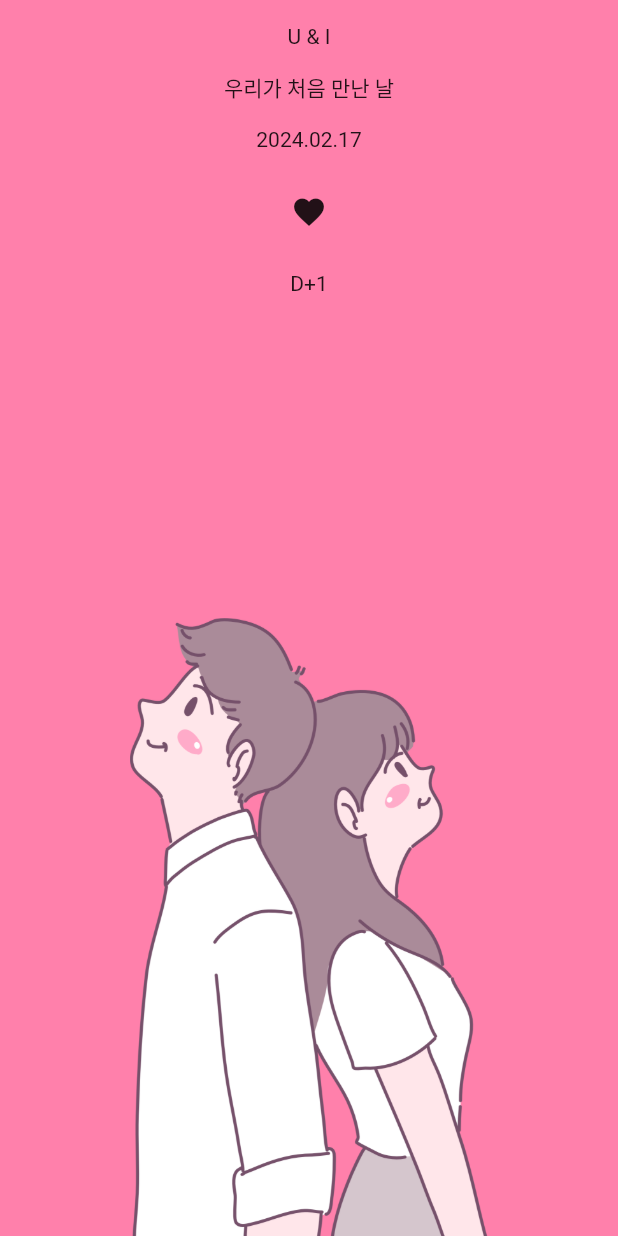
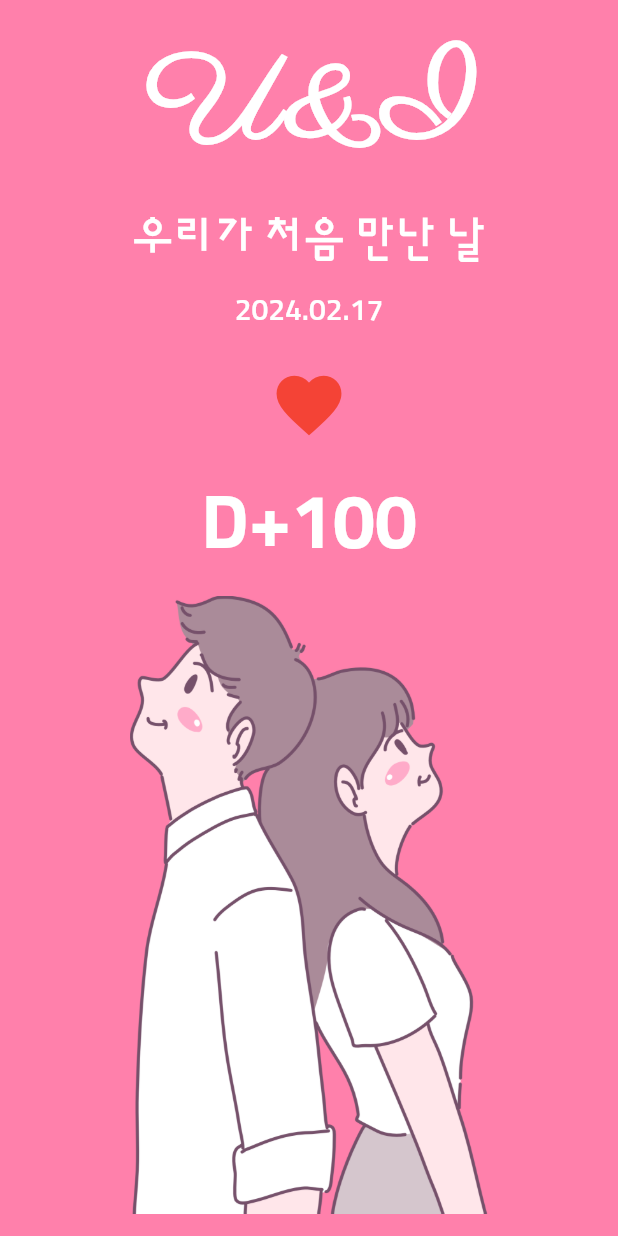
Before and after one commit to academy3746/when_we_meet, a Flutter app: the screen it shows after launch, on a phone screen of 412 x 824 dp. Run offline on Flutter 3.47's test engine with Material 3 defaults, Android fonts, the phone set to English and light mode, and no system bars.

Commit message:
UI draw...2

```diff
--- a/lib/main.dart
+++ b/lib/main.dart
@@ -1,4 +1,5 @@
 import 'package:flutter/material.dart';
+import 'package:when_we_meet/common/constants/sizes.dart';
 import 'package:when_we_meet/screens/home_screen/home_screen.dart';
 
 void main() async {
@@ -18,6 +19,28 @@ class LoverApp extends StatelessWidget {
         primaryColor: const Color(0xFFFF80AB),
         useMaterial3: false,
         visualDensity: VisualDensity.adaptivePlatformDensity,
+        fontFamily: 'sunflower',
+        textTheme: const TextTheme(
+          displayLarge: TextStyle(
+            color: Colors.white,
+            fontSize: Sizes.size80,
+            fontWeight: FontWeight.w700,
+            fontFamily: 'parisienne',
+          ),
+          displayMedium: TextStyle(
+            color: Colors.white,
+            fontSize: Sizes.size50,
+            fontWeight: FontWeight.w700,
+          ),
+          bodyLarge: TextStyle(
+            color: Colors.white,
+            fontSize: Sizes.size30,
+          ),
+          bodyMedium: TextStyle(
+            color: Colors.white,
+            fontSize: Sizes.size20,
+          ),
+        ),
       ),
       debugShowCheckedModeBanner: false,
       home: const HomeScreen(),
--- a/lib/screens/home_screen/widgets/d_day.dart
+++ b/lib/screens/home_screen/widgets/d_day.dart
@@ -1,26 +1,45 @@
 import 'package:flutter/material.dart';
 import 'package:when_we_meet/common/constants/gaps.dart';
+import 'package:when_we_meet/common/constants/sizes.dart';
 
 class DayRemains extends StatelessWidget {
   const DayRemains({super.key});
 
   @override
   Widget build(BuildContext context) {
+    final textTheme = Theme.of(context).textTheme;
+
     return Column(
       children: [
         Gaps.v16,
-        const Text('U & I'),
+        Text(
+          'U&I',
+          style: textTheme.displayLarge,
+        ),
         Gaps.v16,
-        const Text('우리가 처음 만난 날'),
+        Text(
+          '우리가 처음 만난 날',
+          style: textTheme.bodyLarge,
+        ),
         Gaps.v16,
-        const Text('2024.02.17'),
+        Text(
+          '2024.02.17',
+          style: textTheme.bodyMedium,
+        ),
         Gaps.v16,
         IconButton(
+          iconSize: Sizes.size52,
           onPressed: () {},
-          icon: const Icon(Icons.favorite),
+          icon: const Icon(
+            Icons.favorite,
+            color: Colors.red,
+          ),
         ),
         Gaps.v16,
-        const Text('D+1'),
+        Text(
+          'D+100',
+          style: textTheme.displayMedium,
+        ),
       ],
     );
   }
--- a/lib/screens/home_screen/widgets/lover_image.dart
+++ b/lib/screens/home_screen/widgets/lover_image.dart
@@ -7,10 +7,12 @@ class LoverImage extends StatelessWidget {
   Widget build(BuildContext context) {
     var height = MediaQuery.of(context).size.height / 2;
 
-    return Center(
-      child: Image.asset(
-        'assets/images/couple_image.png',
-        height: height,
+    return Expanded(
+      child: Center(
+        child: Image.asset(
+          'assets/images/couple_image.png',
+          height: height,
+        ),
       ),
     );
   }
```
